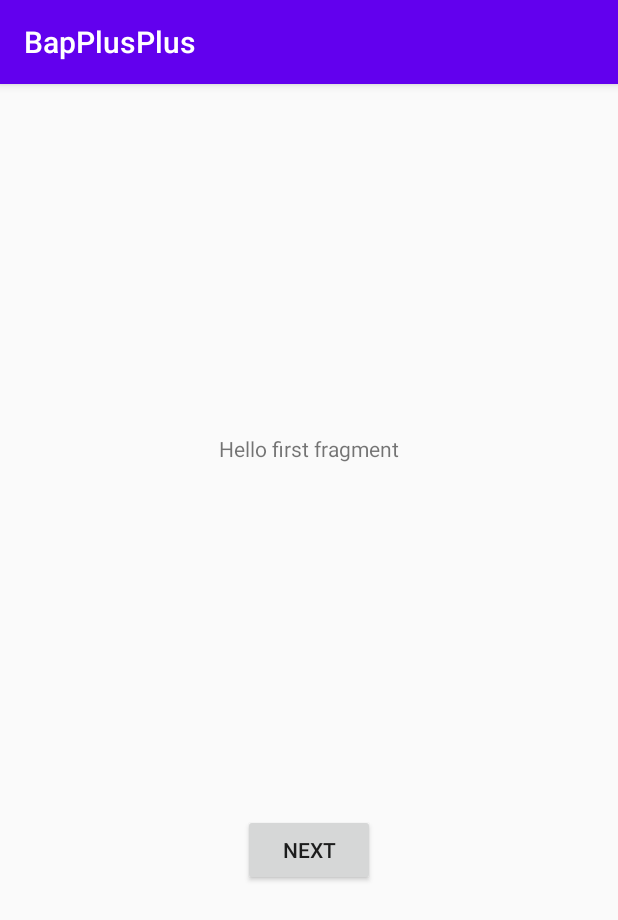
After one commit to bapplusplus/bapplusplus, an Android app: the fragment FirstFragment shown on its own in the app's theme, on a phone screen of 412 x 824 dp. The commit adds this screen. Shown: the top 920 px of the screen. Run offline under Robolectric (Android 15) with nearby library versions, the phone set to English and light mode, and no system bars.

Commit message:
recycler view, cell, adapter, button in main added

```diff
--- a/app/src/main/AndroidManifest.xml
+++ b/app/src/main/AndroidManifest.xml
@@ -13,7 +13,11 @@
         android:roundIcon="@mipmap/ic_launcher_round"
         android:supportsRtl="true"
         android:theme="@style/AppTheme">
-        <activity android:name=".BottomNaviActivity"></activity>
+        <activity
+            android:name=".RestaurantList"
+            android:label="@string/title_activity_restaurant_list"
+            android:theme="@style/AppTheme.NoActionBar"></activity>
+        <activity android:name=".BottomNaviActivity" />
         <activity android:name=".ShowMapActivity" />
         <activity android:name=".MainActivity">
             <intent-filter>
--- /dev/null
+++ b/app/src/main/java/com/example/bapplusplus/FirstFragment.kt
@@ -0,0 +1,31 @@
+package com.example.bapplusplus
+
+import android.os.Bundle
+import androidx.fragment.app.Fragment
+import android.view.LayoutInflater
+import android.view.View
+import android.view.ViewGroup
+import android.widget.Button
+import androidx.navigation.fragment.findNavController
+
+/**
+ * A simple [Fragment] subclass as the default destination in the navigation.
+ */
+class FirstFragment : Fragment() {
+
+    override fun onCreateView(
+        inflater: LayoutInflater, container: ViewGroup?,
+        savedInstanceState: Bundle?
+    ): View? {
+        // Inflate the layout for this fragment
+        return inflater.inflate(R.layout.fragment_first, container, false)
+    }
+
+    override fun onViewCreated(view: View, savedInstanceState: Bundle?) {
+        super.onViewCreated(view, savedInstanceState)
+
+        view.findViewById<Button>(R.id.button_first).setOnClickListener {
+            findNavController().navigate(R.id.action_FirstFragment_to_SecondFragment)
+        }
+    }
+}
--- /dev/null
+++ b/app/src/main/res/layout/content_restaurant_list.xml
@@ -0,0 +1,6 @@
+<?xml version="1.0" encoding="utf-8"?>
+<androidx.constraintlayout.widget.ConstraintLayout xmlns:android="http://schemas.android.com/apk/res/android"
+    xmlns:app="http://schemas.android.com/apk/res-auto"
+    android:layout_width="match_parent"
+    android:layout_height="match_parent"
+    app:layout_behavior="@string/appbar_scrolling_view_behavior"></androidx.constraintlayout.widget.ConstraintLayout>
--- /dev/null
+++ b/app/src/main/res/layout/fragment_first.xml
@@ -0,0 +1,28 @@
+<?xml version="1.0" encoding="utf-8"?>
+<androidx.constraintlayout.widget.ConstraintLayout xmlns:android="http://schemas.android.com/apk/res/android"
+    xmlns:app="http://schemas.android.com/apk/res-auto"
+    xmlns:tools="http://schemas.android.com/tools"
+    android:layout_width="match_parent"
+    android:layout_height="match_parent"
+    tools:context=".FirstFragment">
+
+    <TextView
+        android:id="@+id/textview_first"
+        android:layout_width="wrap_content"
+        android:layout_height="wrap_content"
+        android:text="@string/hello_first_fragment"
+        app:layout_constraintBottom_toTopOf="@id/button_first"
+        app:layout_constraintEnd_toEndOf="parent"
+        app:layout_constraintStart_toStartOf="parent"
+        app:layout_constraintTop_toTopOf="parent" />
+
+    <Button
+        android:id="@+id/button_first"
+        android:layout_width="wrap_content"
+        android:layout_height="wrap_content"
+        android:text="@string/next"
+        app:layout_constraintBottom_toBottomOf="parent"
+        app:layout_constraintEnd_toEndOf="parent"
+        app:layout_constraintStart_toStartOf="parent"
+        app:layout_constraintTop_toBottomOf="@id/textview_first" />
+</androidx.constraintlayout.widget.ConstraintLayout>
--- a/app/src/main/res/values/strings.xml
+++ b/app/src/main/res/values/strings.xml
@@ -4,4 +4,13 @@
     <string name="format_coord">(%1$.5f, %2$.5f)</string>
 
     <string name="hello_blank_fragment">Hello blank fragment</string>
+    <string name="title_activity_restaurant_list">RestaurantList</string>
+    <!-- Strings used for fragments for navigation -->
+    <string name="first_fragment_label">First Fragment</string>
+    <string name="second_fragment_label">Second Fragment</string>
+    <string name="next">Next</string>
+    <string name="previous">Previous</string>
+
+    <string name="hello_first_fragment">Hello first fragment</string>
+    <string name="hello_second_fragment">Hello second fragment. Arg: %1$s</string>
 </resources>
--- a/app/src/main/res/values/styles.xml
+++ b/app/src/main/res/values/styles.xml
@@ -12,4 +12,13 @@
         <item name="android:colorControlNormal">@android:color/white</item>
     </style>
 
+    <style name="AppTheme.NoActionBar">
+        <item name="windowActionBar">false</item>
+        <item name="windowNoTitle">true</item>
+    </style>
+
+    <style name="AppTheme.AppBarOverlay" parent="ThemeOverlay.AppCompat.Dark.ActionBar" />
+
+    <style name="AppTheme.PopupOverlay" parent="ThemeOverlay.AppCompat.Light" />
+
 </resources>
```
Also changed, not shown: app/build.gradle (+9 -0 lines), app/src/main/java/com/example/bapplusplus/RestAdapter.kt (added, +39 -0 lines), app/src/main/java/com/example/bapplusplus/RestaurantList.kt (added, +18 -0 lines), app/src/main/java/com/example/bapplusplus/SecondFragment.kt (added, +31 -0 lines), app/src/main/res/layout/activity_main.xml (+16 -2 lines), app/src/main/res/layout/activity_restaurant_list.xml (added, +21 -0 lines), app/src/main/res/layout/cell.xml (added, +31 -0 lines), app/src/main/res/layout/fragment_second.xml (added, +27 -0 lines), app/src/main/res/navigation/nav_graph.xml (added, +28 -0 lines), 1 other file.
